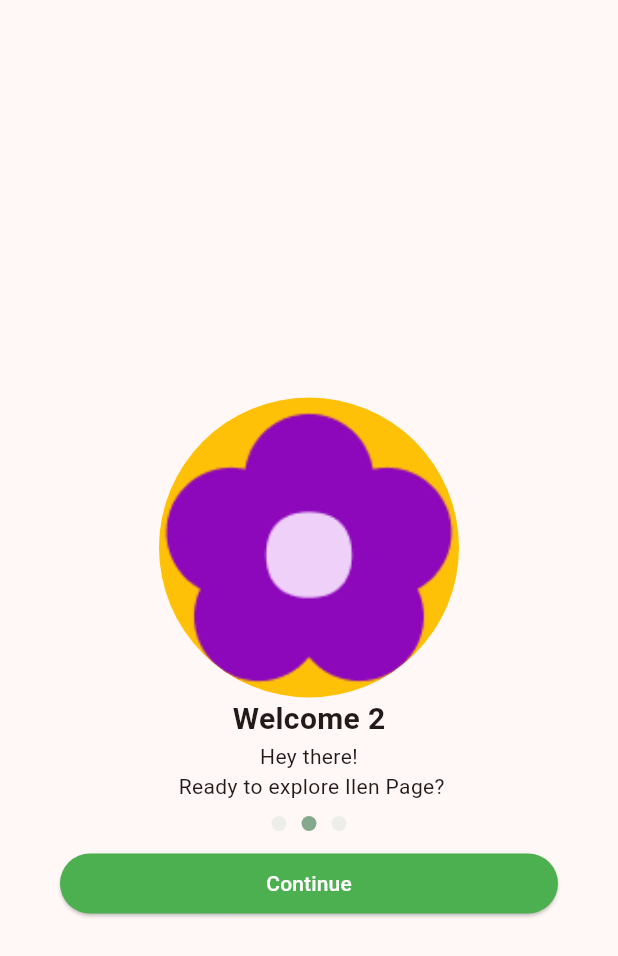
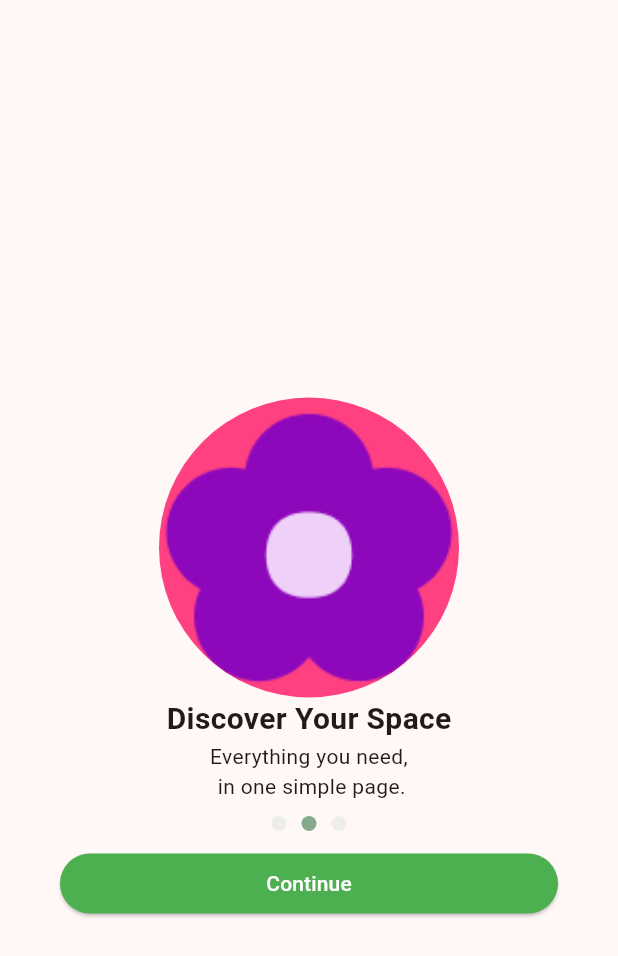
Before and after one commit to helenoktaa/Tugas_week_6_1123150205, a Flutter app: the screen it shows after launch, after a tap on "Continue", on a phone screen of 412 x 824 dp. Shown: the top 956 px of the screen. Run offline on Flutter 3.47's test engine with Material 3 defaults, Android fonts, the light colour scheme and no system bars.

Commit message:
update: adjust image, text, and active bullet color on SplashScreen2

```diff
--- a/lib/screen/SplashScreen2.dart
+++ b/lib/screen/SplashScreen2.dart
@@ -19,7 +19,7 @@ class SplashScreen2 extends StatelessWidget {
                 height: 200,
                 decoration: BoxDecoration(
                   shape: BoxShape.circle,
-                  color: Colors.amber,
+                  color: Colors.pinkAccent,
                   image: DecorationImage(
                     image: AssetImage('assets/images/serii.png'),
                     fit: BoxFit.cover,
@@ -28,11 +28,11 @@ class SplashScreen2 extends StatelessWidget {
               ),
 
               Text(
-                "Welcome 2",
+                "Discover Your Space",
                 style: TextStyle(fontSize: 20, fontWeight: FontWeight.bold),
               ),
               Text(
-                "Hey there! \n Ready to explore Ilen Page?",
+                "Everything you need, \n in one simple page.",
                 textAlign: TextAlign.center,
                 style: TextStyle(fontSize: 14, fontWeight: FontWeight.normal),
               ),
--- a/lib/screen/SplashScreen3.dart
+++ b/lib/screen/SplashScreen3.dart
@@ -18,7 +18,7 @@ class SplashScreen3 extends StatelessWidget {
                 height: 200,
                 decoration: BoxDecoration(
                   shape: BoxShape.circle,
-                  color: Colors.amber,
+                  color: Colors.pinkAccent,
                   image: DecorationImage(
                     image: AssetImage('assets/images/Lotus.png'),
                     fit: BoxFit.cover,
@@ -27,11 +27,11 @@ class SplashScreen3 extends StatelessWidget {
               ),
 
               Text(
-                "Welcome 3",
+                "Let’s Get Started",
                 style: TextStyle(fontSize: 20, fontWeight: FontWeight.bold),
               ),
               Text(
-                "Hey there! \n Ready to explore Ilen Page?",
+                "Your page, your world, your story.",
                 textAlign: TextAlign.center,
                 style: TextStyle(fontSize: 14, fontWeight: FontWeight.normal),
               ),
--- a/lib/screen/splash_screen_1.dart
+++ b/lib/screen/splash_screen_1.dart
@@ -19,7 +19,7 @@ class SplashScreenPage extends StatelessWidget {
                 height: 200,
                 decoration: BoxDecoration(
                   shape: BoxShape.circle,
-                  color: Colors.amber,
+                  color: Colors.pinkAccent,
                   image: DecorationImage(
                     image: AssetImage('assets/images/removebg.png'),
                     fit: BoxFit.cover,
@@ -28,11 +28,11 @@ class SplashScreenPage extends StatelessWidget {
               ),
 
               Text(
-                "Welcome",
+                "Hey there!",
                 style: TextStyle(fontSize: 20, fontWeight: FontWeight.bold),
               ),
               Text(
-                "Hey there! \n Ready to explore Ilen Page?",
+                "Ready to explore Ilen Page?",
                 textAlign: TextAlign.center,
                 style: TextStyle(fontSize: 14, fontWeight: FontWeight.normal),
               ),
--- a/pubspec.yaml
+++ b/pubspec.yaml
@@ -60,6 +60,7 @@ flutter:
     - assets/images/removebg.png
     - assets/images/serii.png
     - assets/images/Lotus.png
+    - assets/images/ilen.jpg
 
   # To add assets to your application, add an assets section, like this:
   # assets:
```
Also changed, not shown: assets/images/ilen.jpg (added).
